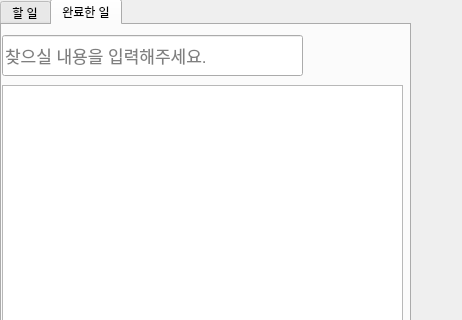
xorud1541/Todo, file Todo/Todo.ui: the form before one commit; both pictures show x 0 to 462 and y 0 to 320 of the 462 by 837 pixel window.
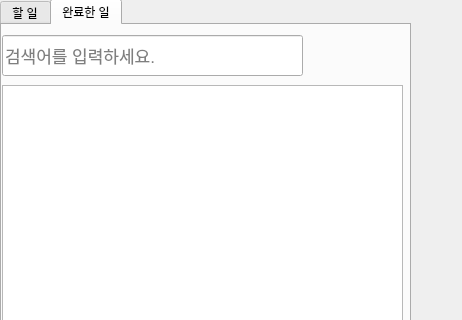
The form after the commit. Icons and pictures are not drawn. Custom widgets are drawn as their Qt base class.

Commit message: 검색 Edit 수정 - 취소버튼 생성 - 엔터키 이벤트 추가

The edit to the form file:
```diff
--- a/Todo/Todo.ui
+++ b/Todo/Todo.ui
@@ -429,7 +429,7 @@
        </font>
       </property>
       <property name="placeholderText">
-       <string>찾으실 내용을 입력해주세요.</string>
+       <string>검색어를 입력하세요.</string>
       </property>
      </widget>
      <widget class="QPushButton" name="refreshBtn">
```
The commit also changes 3 other files.
